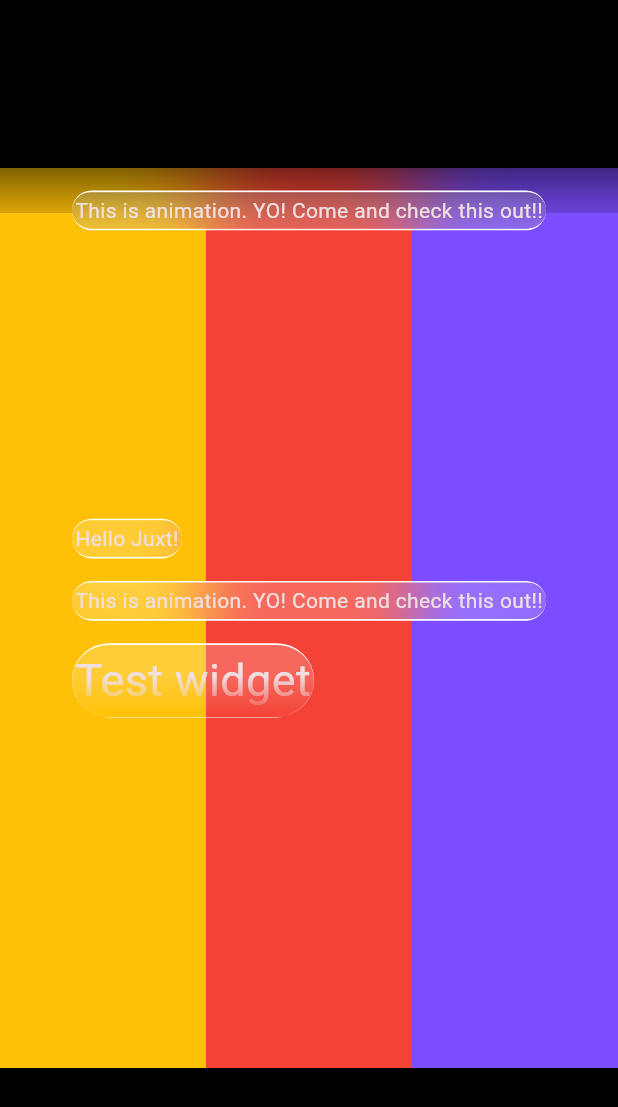
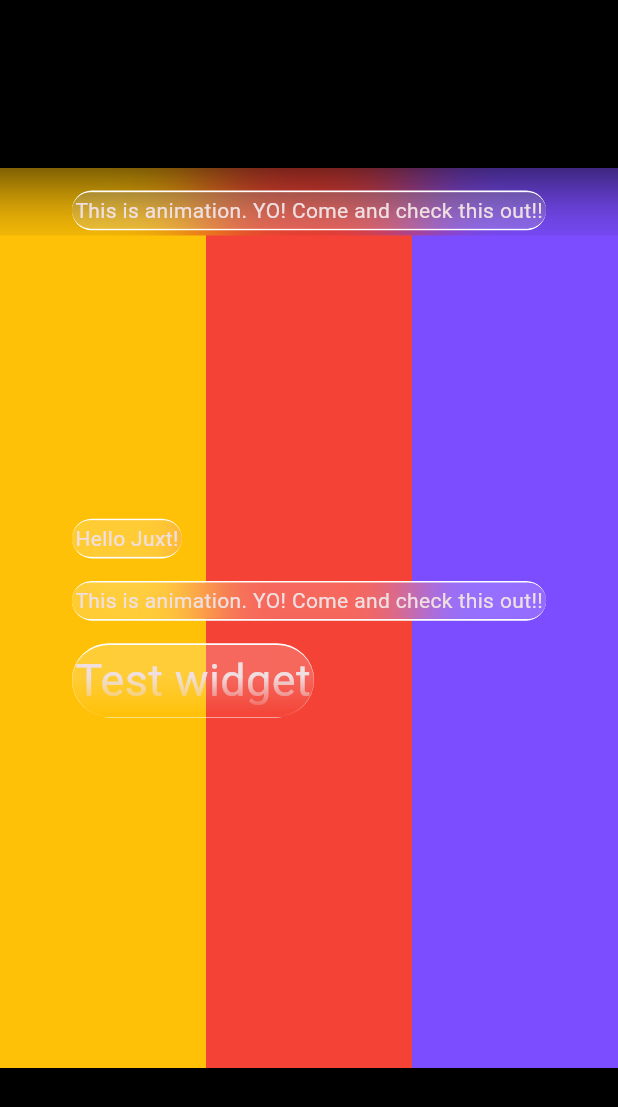
Before and after one commit to Sudharsshan/juxt_music, a Flutter app: the screen it shows after launch, on a phone screen of 412 x 824 dp. Shown: the top 1107 px of the screen. Run offline on Flutter 3.47's test engine with Material 3 defaults, Android fonts, the phone set to English and light mode, and no system bars.

Commit message:
moved the blur down from 30px to 45px to cover the app bar widgets

```diff
--- a/lib/widgets/app_bar/app_bar_blur.dart
+++ b/lib/widgets/app_bar/app_bar_blur.dart
@@ -20,7 +20,7 @@ class AppBarBlur extends StatelessWidget {
                 sigmaX: GlassBlurValue.sigmaX,
                 sigmaY: GlassBlurValue.sigmaY,
               ),
-              child: SizedBox(width: MediaQuery.widthOf(context), height: 30),
+              child: SizedBox(width: MediaQuery.widthOf(context), height: 45),
             ),
           ),
 
```
